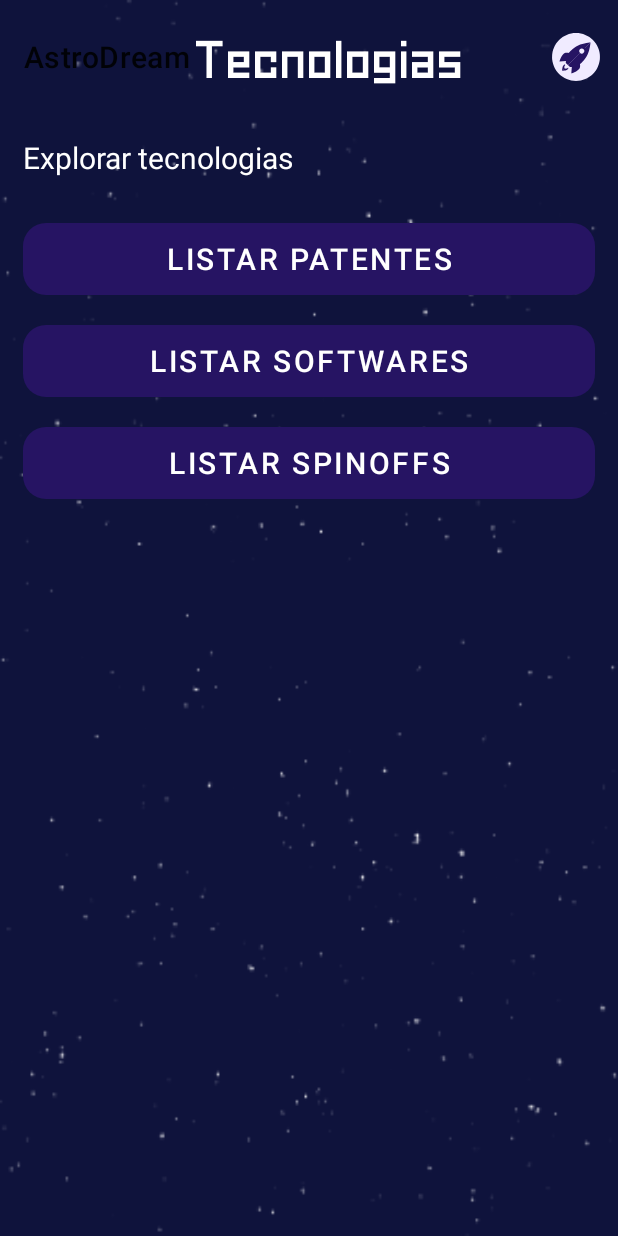
After one commit to artchier/AstroDream, an Android app: the TechActivity screen opened directly, with no data from a screen before it, on a phone screen of 412 x 824 dp. The commit adds this screen. Run offline under Robolectric (Android 15) with nearby library versions, the phone set to English and light mode, and no system bars; 1 statement that could not run was skipped.

Commit message:
Subindo activity e fragment de tecnologia

```diff
--- a/app/build.gradle
+++ b/app/build.gradle
@@ -40,7 +40,12 @@
     implementation 'androidx.appcompat:appcompat:1.2.0'
     implementation 'com.google.android.material:material:1.2.1'
     implementation 'androidx.constraintlayout:constraintlayout:2.0.4'
+    implementation 'androidx.legacy:legacy-support-v4:1.0.0'
     testImplementation 'junit:junit:4.+'
     androidTestImplementation 'androidx.test.ext:junit:1.1.2'
     androidTestImplementation 'androidx.test.espresso:espresso-core:3.3.0'
+
+    implementation "androidx.lifecycle:lifecycle-extensions:2.2.0"
+    implementation "androidx.navigation:navigation-fragment-ktx:2.3.1"
+    implementation "androidx.navigation:navigation-ui-ktx:2.3.1"
 }
--- a/app/src/main/AndroidManifest.xml
+++ b/app/src/main/AndroidManifest.xml
@@ -17,7 +17,8 @@
             </intent-filter>
         </activity>
         <activity android:name=".InitialActivity" />
-        <activity android:name=".UserConfigActivity"/>
+        <activity android:name=".UserConfigActivity" />
+        <activity android:name=".TechActivity" />
     </application>
 
 </manifest>
--- /dev/null
+++ b/app/src/main/java/com/example/astrodream/TechActivity.kt
@@ -0,0 +1,22 @@
+package com.example.astrodream
+
+import androidx.appcompat.app.AppCompatActivity
+import android.os.Bundle
+import android.view.Menu
+import kotlinx.android.synthetic.main.activity_tech.*
+import kotlinx.android.synthetic.main.activity_user_config.*
+
+class TechActivity : AppCompatActivity() {
+    override fun onCreate(savedInstanceState: Bundle?) {
+        super.onCreate(savedInstanceState)
+        setContentView(R.layout.activity_tech)
+
+        tbUserConfig.title = ""
+        setSupportActionBar(tbTech)
+    }
+
+    override fun onCreateOptionsMenu(menu: Menu?): Boolean {
+        menuInflater.inflate(R.menu.menu, menu)
+        return super.onCreateOptionsMenu(menu)
+    }
+}
--- /dev/null
+++ b/app/src/main/java/com/example/astrodream/TechFragment.kt
@@ -0,0 +1,22 @@
+package com.example.astrodream
+
+import android.os.Bundle
+import androidx.fragment.app.Fragment
+import android.view.LayoutInflater
+import android.view.View
+import android.view.ViewGroup
+
+class TechFragment : Fragment() {
+    override fun onCreateView(
+        inflater: LayoutInflater, container: ViewGroup?,
+        savedInstanceState: Bundle?
+    ): View? {
+        return inflater.inflate(R.layout.fragment_tech, container, false)
+    }
+
+    companion object {
+        fun newInstance() {
+
+        }
+    }
+}
--- /dev/null
+++ b/app/src/main/res/layout/activity_tech.xml
@@ -0,0 +1,41 @@
+<?xml version="1.0" encoding="utf-8"?>
+<androidx.constraintlayout.widget.ConstraintLayout
+    xmlns:android="http://schemas.android.com/apk/res/android"
+    xmlns:app="http://schemas.android.com/apk/res-auto"
+    xmlns:tools="http://schemas.android.com/tools"
+    android:layout_width="match_parent"
+    android:layout_height="match_parent"
+    tools:context=".TechActivity">
+
+    <include layout="@layout/background" />
+
+    <fragment
+        android:id="@+id/nav_host_fragment"
+        android:layout_width="match_parent"
+        android:layout_height="wrap_content"
+        android:name="androidx.navigation.fragment.NavHostFragment"
+        app:defaultNavHost="true"
+        app:navGraph="@navigation/nav_tech"
+        app:layout_constraintTop_toBottomOf="@id/tbTech"
+        app:layout_constraintStart_toStartOf="parent"
+        app:layout_constraintEnd_toEndOf="parent"/>
+
+    <com.google.android.material.appbar.MaterialToolbar
+        android:id="@+id/tbTech"
+        android:layout_width="match_parent"
+        android:layout_height="wrap_content"
+        android:padding="10dp"
+        app:layout_constraintEnd_toEndOf="parent"
+        app:layout_constraintStart_toStartOf="parent"
+        app:layout_constraintTop_toTopOf="parent"
+        app:menu="@menu/menu">
+
+        <TextView
+            android:layout_width="wrap_content"
+            android:layout_height="wrap_content"
+            android:fontFamily="@font/homespun_regular"
+            android:text="Tecnologias"
+            android:textColor="@android:color/white"
+            android:textSize="35sp" />
+    </com.google.android.material.appbar.MaterialToolbar>
+</androidx.constraintlayout.widget.ConstraintLayout>
--- /dev/null
+++ b/app/src/main/res/layout/fragment_tech.xml
@@ -0,0 +1,49 @@
+<?xml version="1.0" encoding="utf-8"?>
+<FrameLayout xmlns:android="http://schemas.android.com/apk/res/android"
+    xmlns:tools="http://schemas.android.com/tools"
+    android:layout_width="match_parent"
+    android:layout_height="match_parent"
+    tools:context=".TechFragment">
+
+    <LinearLayout
+        android:id="@+id/llButtons"
+        android:layout_width="match_parent"
+        android:layout_height="wrap_content"
+        android:orientation="vertical"
+        android:padding="15dp">
+
+        <com.google.android.material.textview.MaterialTextView
+            android:layout_width="wrap_content"
+            android:layout_height="wrap_content"
+            android:layout_marginBottom="30dp"
+            android:text="Explorar tecnologias"
+            android:textSize="20sp"
+            android:textColor="@color/white"/>
+
+        <com.google.android.material.button.MaterialButton
+            android:id="@+id/btnListarPatentes"
+            android:layout_width="match_parent"
+            android:layout_height="wrap_content"
+            android:layout_marginBottom="20dp"
+            android:text="Listar patentes"
+            android:textSize="20sp"
+            android:background="@drawable/round_button" />
+
+        <com.google.android.material.button.MaterialButton
+            android:id="@+id/btnListarSoftwares"
+            android:layout_width="match_parent"
+            android:layout_height="wrap_content"
+            android:layout_marginBottom="20dp"
+            android:text="Listar softwares"
+            android:textSize="20sp"
+            android:background="@drawable/round_button" />
+
+        <com.google.android.material.button.MaterialButton
+            android:id="@+id/btnListarSpinoffs"
+            android:layout_width="match_parent"
+            android:layout_height="wrap_content"
+            android:text="Listar spinoffs"
+            android:textSize="20sp"
+            android:background="@drawable/round_button" />
+    </LinearLayout>
+</FrameLayout>
--- /dev/null
+++ b/app/src/main/res/navigation/nav_tech.xml
@@ -0,0 +1,13 @@
+<?xml version="1.0" encoding="utf-8"?>
+<navigation xmlns:android="http://schemas.android.com/apk/res/android"
+    xmlns:app="http://schemas.android.com/apk/res-auto"
+    xmlns:tools="http://schemas.android.com/tools"
+    android:id="@+id/nav_tech"
+    app:startDestination="@id/techFragment">
+
+    <fragment
+        android:id="@+id/techFragment"
+        android:name="com.example.astrodream.TechFragment"
+        android:label="fragment_tech"
+        tools:layout="@layout/fragment_tech" />
+</navigation>
--- a/app/src/main/res/values/strings.xml
+++ b/app/src/main/res/values/strings.xml
@@ -6,4 +6,6 @@
     <string name="email">E-mail</string>
     <string name="senha">Senha</string>
     <string name="alterar">Alterar</string>
+    <!-- TODO: Remove or change this placeholder text -->
+    <string name="hello_blank_fragment">Hello blank fragment</string>
 </resources>
```
